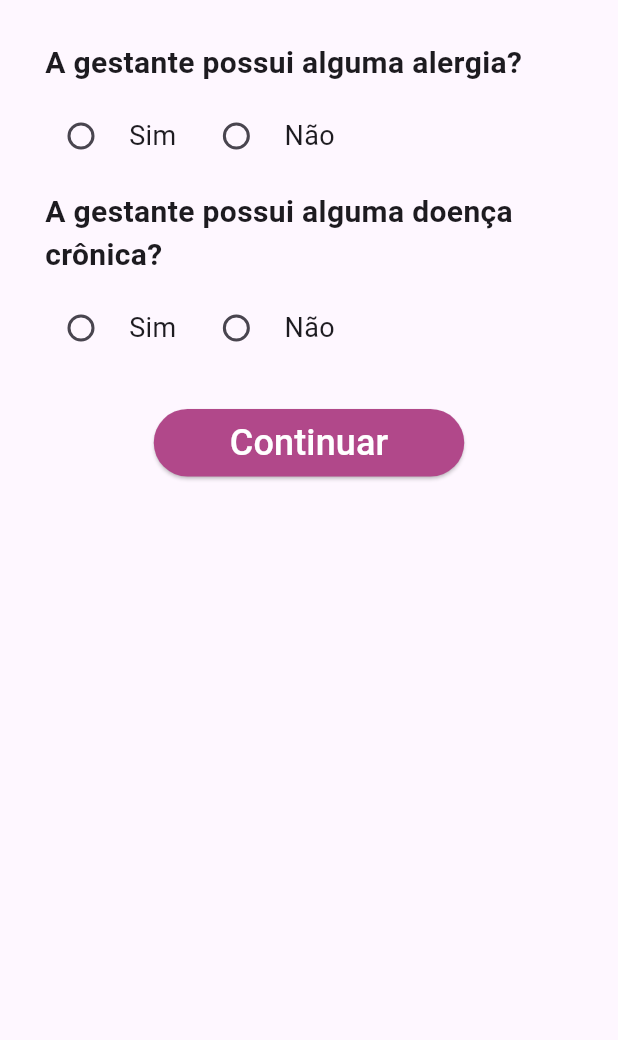
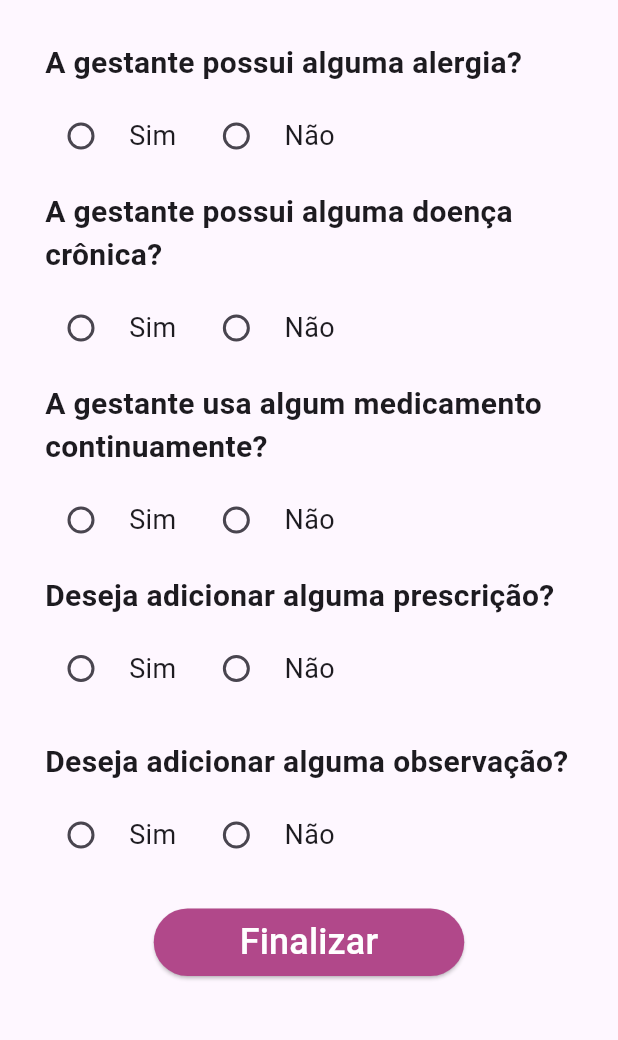
Before and after one commit to nullbyte-tecnology/angels-app, a Flutter app: the GestacaoForm2 screen opened directly, on a phone screen of 412 x 824 dp, the part 65-1105 px from its top. Run offline on Flutter 3.47's test engine with Material 3 defaults, Android fonts, the phone set to English and light mode, and no system bars; our stand-ins replace device_preview, flutter_multi_formatter, mask_text_input_formatter.

Commit message:
feat: finalização das telas de cadastro de gestação

```diff
--- a/angels_app/lib/pages/gestacao/gestacao_form1.dart
+++ b/angels_app/lib/pages/gestacao/gestacao_form1.dart
@@ -1,4 +1,4 @@
-import 'package:angels_app/pages/gestante/gestante_form2.dart';
+import 'package:angels_app/pages/gestacao/gestacao_form2.dart';
 import 'package:angels_app/widgets/custom_appbar.dart';
 import 'package:flutter/material.dart';
 import 'package:mask_text_input_formatter/mask_text_input_formatter.dart';
@@ -299,7 +299,8 @@ class _GestacaoForm1State extends State<GestacaoForm1> {
                             if (_formKey.currentState!.validate()) {
                               Navigator.of(context).push(
                                 MaterialPageRoute(
-                                    builder: (context) => const PregantForm2()),
+                                    builder: (context) =>
+                                        const GestacaoForm2()),
                               );
                             }
                           },
--- a/angels_app/lib/pages/gestacao/gestacao_form2.dart
+++ b/angels_app/lib/pages/gestacao/gestacao_form2.dart
@@ -1,4 +1,4 @@
-import 'package:angels_app/pages/gestante/gestante_form2.dart';
+import 'package:angels_app/pages/navbar/home.dart';
 import 'package:angels_app/widgets/custom_appbar.dart';
 import 'package:angels_app/widgets/custom_radiobutton_with_text.dart';
 import 'package:flutter/material.dart';
@@ -83,7 +83,37 @@ class _GestacaoForm2State extends State<GestacaoForm2> {
                     ),
 
                     const SizedBox(
-                      height: 30,
+                      height: 12,
+                    ),
+                    const _CustomLabel(
+                        textLabel:
+                            "A gestante usa algum medicamento continuamente?"),
+                    const CustomRadioButtonText(
+                      hintText: "Qual/Quais? (separe por ponto)",
+                    ),
+
+                    const SizedBox(
+                      height: 12,
+                    ),
+                    const _CustomLabel(
+                        textLabel: "Deseja adicionar alguma prescrição?"),
+                    const CustomRadioButtonText(
+                      hintText: "Qual/Quais? (separe por ponto)",
+                    ),
+                    const SizedBox(
+                      height: 12,
+                    ),
+
+                    const SizedBox(
+                      height: 12,
+                    ),
+                    const _CustomLabel(
+                        textLabel: "Deseja adicionar alguma observação?"),
+                    const CustomRadioButtonText(
+                      hintText: "Qual/Quais? (separe por ponto)",
+                    ),
+                    const SizedBox(
+                      height: 25,
                     ),
 
                     // Botão de submeter
@@ -95,7 +125,7 @@ class _GestacaoForm2State extends State<GestacaoForm2> {
                             if (_formKey.currentState!.validate()) {
                               Navigator.of(context).push(
                                 MaterialPageRoute(
-                                    builder: (context) => const PregantForm2()),
+                                    builder: (context) => HomePage()),
                               );
                             }
                           },
@@ -104,7 +134,7 @@ class _GestacaoForm2State extends State<GestacaoForm2> {
                                 const Color.fromRGBO(177, 72, 138, 1),
                           ),
                           child: const Text(
-                            'Continuar',
+                            'Finalizar',
                             style: TextStyle(color: Colors.white, fontSize: 24),
                           ),
                         )),
```
